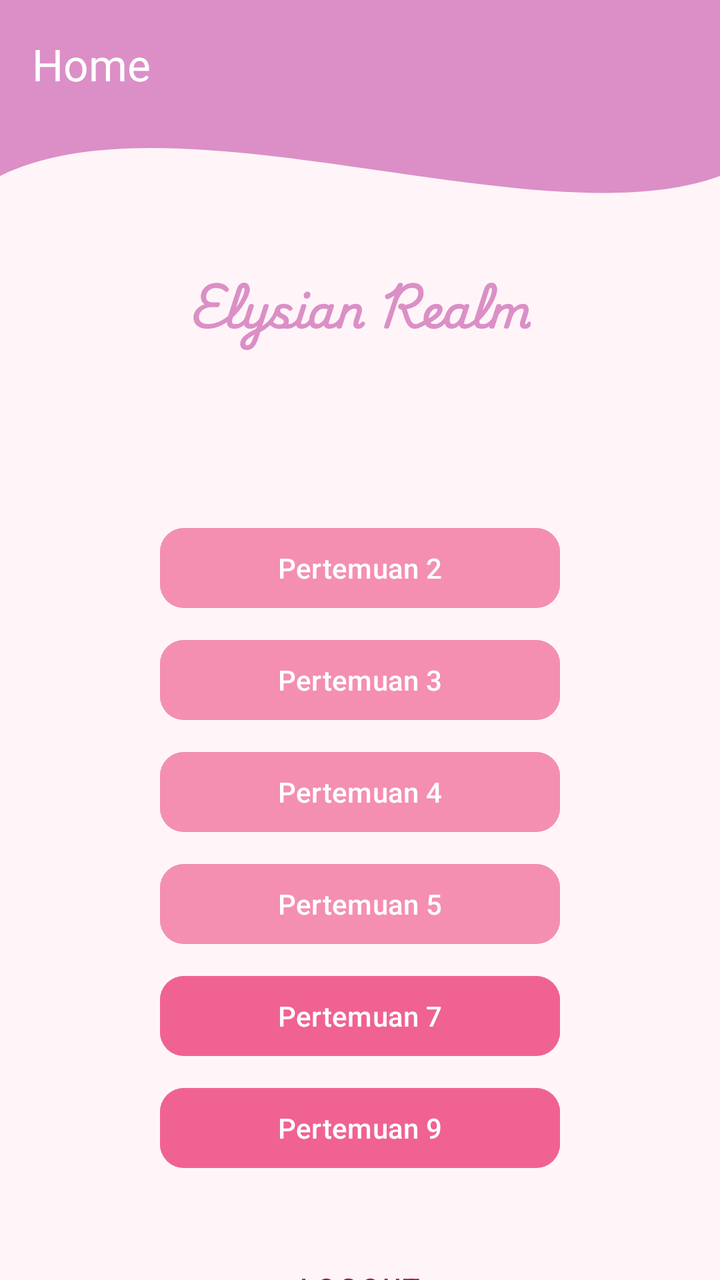
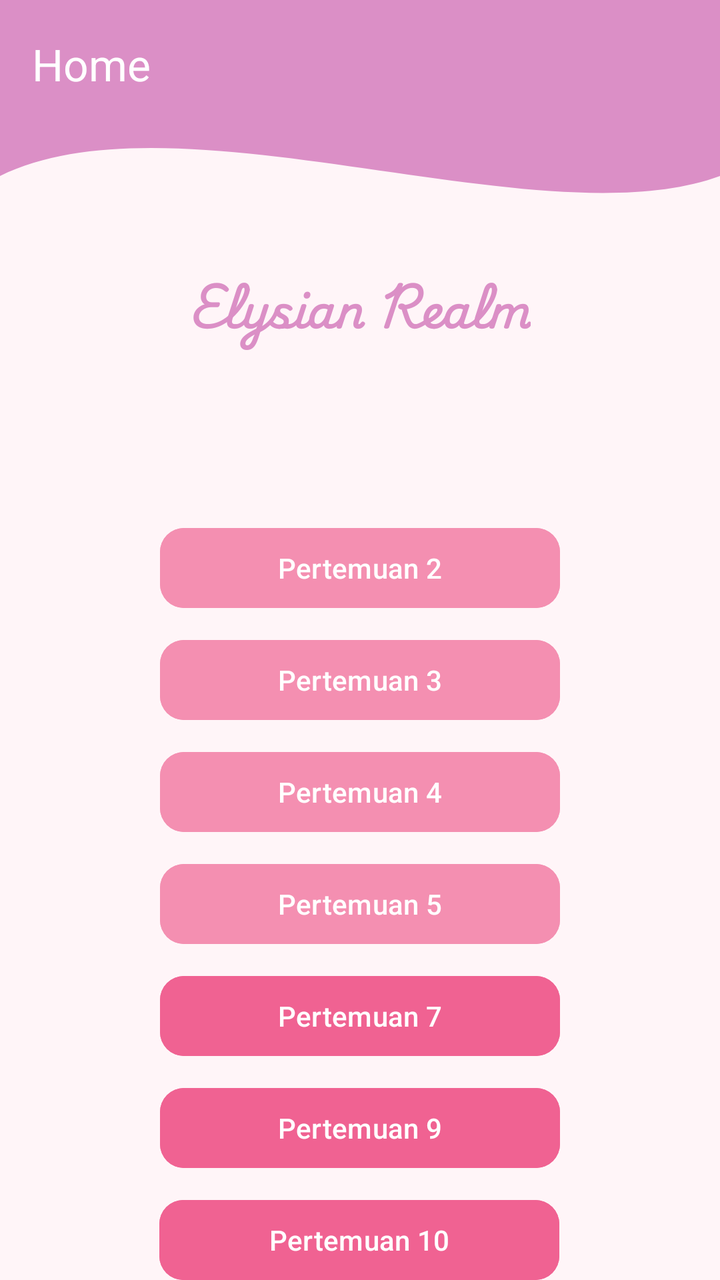

An Android layout rendered at two revisions. The XML below is the earlier revision; the diff shows what the commit changed to produce the second picture.
<!-- AndroidManifest.xml: application theme Theme.BellApps -->
<!-- res/layout/fragment_home.xml -->
<?xml version="1.0" encoding="utf-8"?>
<androidx.constraintlayout.widget.ConstraintLayout xmlns:android="http://schemas.android.com/apk/res/android"
    xmlns:tools="http://schemas.android.com/tools"
    android:layout_width="match_parent"
    android:layout_height="match_parent"
    xmlns:app="http://schemas.android.com/apk/res-auto"
    android:background="#FFF5F8"
    tools:context=".Home.HomeFragment">

    <View
        android:id="@+id/background_header"
        android:layout_width="0dp"
        android:layout_height="220dp"
        android:background="@drawable/bg_header_wave"
        app:layout_constraintStart_toStartOf="parent"
        app:layout_constraintEnd_toEndOf="parent"
        app:layout_constraintTop_toTopOf="parent"/>

    <androidx.appcompat.widget.Toolbar
        android:id="@+id/toolbar"
        android:layout_width="match_parent"
        android:layout_height="?attr/actionBarSize"
        android:background="@android:color/transparent"
        app:layout_constraintEnd_toEndOf="parent"
        app:layout_constraintStart_toStartOf="parent"
        app:layout_constraintTop_toTopOf="parent"
        app:title="Home"
        app:titleTextColor="#FFFFFF" />

    <TextView
        android:id="@+id/textView5"
        android:layout_width="wrap_content"
        android:layout_height="wrap_content"
        android:layout_marginTop="132dp"
        android:fontFamily="@font/tegaksambung"
        android:text="Elysian Realm"
        android:textColor="@color/bg"
        android:textSize="22sp"
        android:textStyle="bold"
        app:layout_constraintEnd_toEndOf="parent"
        app:layout_constraintStart_toStartOf="parent"
        app:layout_constraintTop_toTopOf="parent" />

    <com.google.android.material.button.MaterialButton
        android:id="@+id/btnToSec"
        android:layout_width="200dp"
        android:layout_height="wrap_content"
        android:layout_marginTop="40dp"
        android:text="Pertemuan 2"
        android:textAllCaps="false"
        android:backgroundTint="#F48FB1"
        app:cornerRadius="12dp"
        app:layout_constraintEnd_toEndOf="parent"
        app:layout_constraintStart_toStartOf="parent"
        app:layout_constraintTop_toBottomOf="@+id/background_header" />

    <com.google.android.material.button.MaterialButton
        android:id="@+id/btnToThird"
        android:layout_width="200dp"
        android:layout_height="wrap_content"
        android:layout_marginTop="8dp"
        android:text="Pertemuan 3"
        android:textAllCaps="false"
        android:backgroundTint="#F48FB1"
        app:cornerRadius="12dp"
        app:layout_constraintEnd_toEndOf="parent"
        app:layout_constraintStart_toStartOf="parent"
        app:layout_constraintTop_toBottomOf="@+id/btnToSec" />

    <com.google.android.material.button.MaterialButton
        android:id="@+id/btnToFourth"
        android:layout_width="200dp"
        android:layout_height="wrap_content"
        android:layout_marginTop="8dp"
        android:text="Pertemuan 4"
        android:textAllCaps="false"
        android:backgroundTint="#F48FB1"
        app:cornerRadius="12dp"
        app:layout_constraintEnd_toEndOf="parent"
        app:layout_constraintStart_toStartOf="parent"
        app:layout_constraintTop_toBottomOf="@+id/btnToThird" />

    <com.google.android.material.button.MaterialButton
        android:id="@+id/btnToFifth"
        android:layout_width="200dp"
        android:layout_height="wrap_content"
        android:layout_marginTop="8dp"
        android:text="Pertemuan 5"
        android:textAllCaps="false"
        android:backgroundTint="#F48FB1"
        app:cornerRadius="12dp"
        app:layout_constraintEnd_toEndOf="parent"
        app:layout_constraintStart_toStartOf="parent"
        app:layout_constraintTop_toBottomOf="@+id/btnToFourth" />

    <com.google.android.material.button.MaterialButton
        android:id="@+id/btnToSeventh"
        android:layout_width="200dp"
        android:layout_height="wrap_content"
        android:layout_marginTop="8dp"
        android:text="Pertemuan 7"
        android:textAllCaps="false"
        android:backgroundTint="#F06292"
        app:cornerRadius="12dp"
        app:layout_constraintEnd_toEndOf="parent"
        app:layout_constraintStart_toStartOf="parent"
        app:layout_constraintTop_toBottomOf="@+id/btnToFifth" />

    <com.google.android.material.button.MaterialButton
        android:id="@+id/btnToNinth"
        android:layout_width="200dp"
        android:layout_height="wrap_content"
        android:layout_marginTop="8dp"
        android:text="Pertemuan 9"
        android:textAllCaps="false"
        android:backgroundTint="#F06292"
        app:cornerRadius="12dp"
        app:layout_constraintEnd_toEndOf="parent"
        app:layout_constraintStart_toStartOf="parent"
        app:layout_constraintTop_toBottomOf="@+id/btnToSeventh" />

    <com.google.android.material.button.MaterialButton
        android:id="@+id/btnlogout"
        style="@style/Widget.MaterialComponents.Button.TextButton"
        android:layout_width="wrap_content"
        android:layout_height="wrap_content"
        android:layout_marginTop="32dp"
        android:text="Logout"
        android:textColor="#AD1457"
        app:layout_constraintEnd_toEndOf="parent"
        app:layout_constraintStart_toStartOf="parent"
        app:layout_constraintTop_toBottomOf="@+id/btnToNinth" />

</androidx.constraintlayout.widget.ConstraintLayout>
<!-- resources referenced by this layout -->
<resources>
  <color name="bg">#DB8FC6</color>
  <!-- drawable bg_header_wave (drawable) -->
  <vector xmlns:android="http://schemas.android.com/apk/res/android"
      android:width="100dp"
      android:height="100dp"
      android:viewportWidth="100"
      android:viewportHeight="100">
  
      <path
          android:fillColor="@color/bg"
          android:pathData="
              M0,0
              L100,0
              L100,40
              C 75,55
                25,20
                0,40
              Z" />
  </vector>
  <style name="Theme.BellApps" parent="Base.Theme.BellApps" />
  <style name="Base.Theme.BellApps" parent="Theme.Material3.DayNight.NoActionBar">
          
          
      </style>
</resources>

<!-- the commit's change to res/layout/fragment_home.xml (unified diff, before → after) -->
@@ -106,6 +106,7 @@
         app:layout_constraintStart_toStartOf="parent"
         app:layout_constraintTop_toBottomOf="@+id/btnToFifth" />
 
+
     <com.google.android.material.button.MaterialButton
         android:id="@+id/btnToNinth"
         android:layout_width="200dp"
@@ -119,16 +120,32 @@
         app:layout_constraintStart_toStartOf="parent"
         app:layout_constraintTop_toBottomOf="@+id/btnToSeventh" />
 
+
+    <com.google.android.material.button.MaterialButton
+        android:id="@+id/btnToTenth"
+        android:layout_width="200dp"
+        android:layout_height="wrap_content"
+        android:layout_marginTop="8dp"
+        android:backgroundTint="#F06292"
+        android:text="Pertemuan 10"
+        android:textAllCaps="false"
+        app:cornerRadius="12dp"
+        app:layout_constraintEnd_toEndOf="parent"
+        app:layout_constraintHorizontal_bias="0.497"
+        app:layout_constraintStart_toStartOf="parent"
+        app:layout_constraintTop_toBottomOf="@+id/btnToNinth" />
+
     <com.google.android.material.button.MaterialButton
         android:id="@+id/btnlogout"
         style="@style/Widget.MaterialComponents.Button.TextButton"
         android:layout_width="wrap_content"
         android:layout_height="wrap_content"
-        android:layout_marginTop="32dp"
+        android:layout_marginTop="20dp"
         android:text="Logout"
         android:textColor="#AD1457"
         app:layout_constraintEnd_toEndOf="parent"
+        app:layout_constraintHorizontal_bias="0.498"
         app:layout_constraintStart_toStartOf="parent"
-        app:layout_constraintTop_toBottomOf="@+id/btnToNinth" />
+        app:layout_constraintTop_toBottomOf="@+id/btnToTenth" />
 
 </androidx.constraintlayout.widget.ConstraintLayout>
